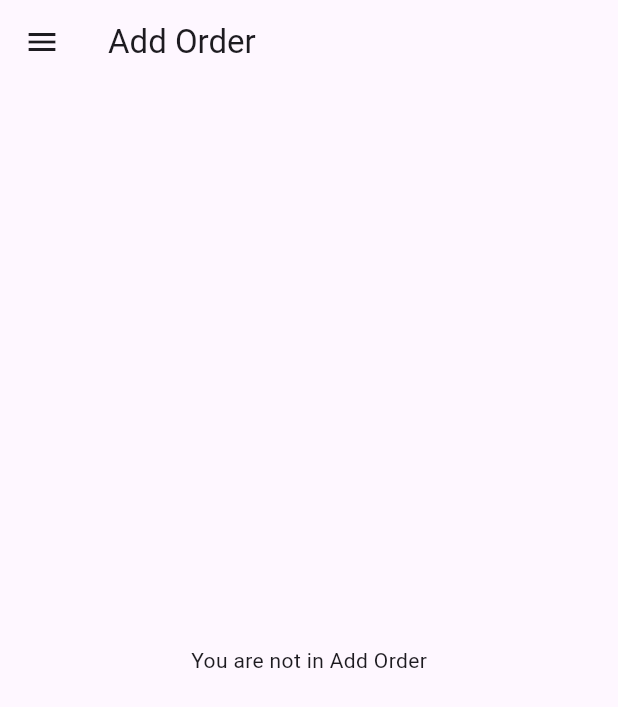
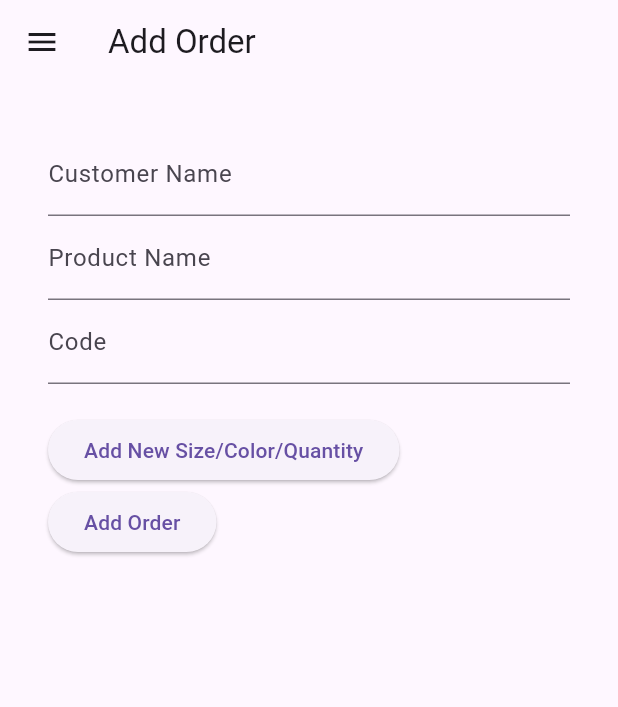
Before and after one commit to BibekNeupanee/Factory, a Flutter app: the DashboardPage screen opened directly, in the side drawer, after a tap on "Add Order", on a phone screen of 412 x 824 dp. Shown: the top 707 px of the screen. Run offline on Flutter 3.47's test engine with Material 3 defaults, Android fonts, the phone set to English and light mode, and no system bars; our stand-ins replace shared_preferences; accounts and stored records are empty.

Commit message:
added app logo and feature for add order

```diff
--- /dev/null
+++ b/lib/add_order.dart
@@ -0,0 +1,170 @@
+import 'package:flutter/material.dart';
+import 'package:flutter/services.dart'; // For input formatters
+
+class AddOrderPage extends StatefulWidget {
+  @override
+  _AddOrderPageState createState() => _AddOrderPageState();
+}
+
+class _AddOrderPageState extends State<AddOrderPage> {
+  List<String> _sizes = [
+    "S/M",
+    "M/L",
+    "L/XL",
+    "S",
+    "M",
+    "L",
+    "XL",
+    "2XL",
+    "3XL",
+    "4XL",
+    "5XL"
+  ];
+
+  TextEditingController _customerController = TextEditingController();
+  TextEditingController _productController = TextEditingController();
+  TextEditingController _codeController = TextEditingController();
+
+  List<Entry> _entries = [];
+  List<Order> _orders = [];
+
+  void _addNewEntry() {
+    setState(() {
+      _entries.add(Entry(
+        sizeController: TextEditingController(),
+        colorController: TextEditingController(),
+        quantityController: TextEditingController(),
+      ));
+    });
+  }
+
+  void _addOrder() {
+    print("Adding order with entries:");
+    _entries.forEach((entry) {
+      print(
+          "Size: ${entry.sizeController.text}, Color: ${entry.colorController.text}, Quantity: ${entry.quantityController.text}");
+    });
+
+    setState(() {
+      _orders.add(Order(
+          customer: _customerController.text,
+          product: _productController.text,
+          code: _codeController.text,
+          entries: List.from(_entries)));
+
+      // Clear fields after adding to list
+      _customerController.clear();
+      _productController.clear();
+      _codeController.clear();
+      _entries.clear(); // Only clear entries after adding to list
+    });
+  }
+
+  Widget _buildEntryField(Entry entry) {
+    return Row(
+      children: [
+        Expanded(
+          child: DropdownButtonFormField<String>(
+            decoration: InputDecoration(labelText: 'Size'),
+            items: _sizes.map((String value) {
+              return DropdownMenuItem<String>(
+                value: value,
+                child: Text(value),
+              );
+            }).toList(),
+            onChanged: (newValue) {
+              entry.sizeController.text = newValue ?? '';
+            },
+            value: entry.sizeController.text.isEmpty
+                ? null
+                : entry.sizeController.text,
+          ),
+        ),
+        Expanded(
+          child: TextField(
+            controller: entry.colorController,
+            decoration: InputDecoration(labelText: 'Color'),
+          ),
+        ),
+        Expanded(
+          child: TextField(
+            controller: entry.quantityController,
+            keyboardType: TextInputType.numberWithOptions(decimal: false),
+            inputFormatters: [FilteringTextInputFormatter.digitsOnly],
+            decoration: InputDecoration(labelText: 'Quantity'),
+          ),
+        ),
+        IconButton(
+          icon: Icon(Icons.delete),
+          onPressed: () {
+            setState(() => _entries.remove(entry));
+            entry.sizeController.dispose();
+            entry.colorController.dispose();
+            entry.quantityController.dispose();
+          },
+        )
+      ],
+    );
+  }
+
+  @override
+  Widget build(BuildContext context) {
+    return SingleChildScrollView(
+      padding: EdgeInsets.all(16.0),
+      child: Column(
+        crossAxisAlignment: CrossAxisAlignment.start,
+        children: [
+          TextField(
+            controller: _customerController,
+            decoration: InputDecoration(labelText: 'Customer Name'),
+          ),
+          TextField(
+            controller: _productController,
+            decoration: InputDecoration(labelText: 'Product Name'),
+          ),
+          TextField(
+            controller: _codeController,
+            decoration: InputDecoration(labelText: 'Code'),
+          ),
+          SizedBox(height: 20),
+          ..._entries.map((entry) => _buildEntryField(entry)).toList(),
+          ElevatedButton(
+            onPressed: _addNewEntry,
+            child: Text('Add New Size/Color/Quantity'),
+          ),
+          ElevatedButton(
+            onPressed: _addOrder,
+            child: Text('Add Order'),
+          ),
+          SizedBox(height: 20),
+          ..._orders.map((order) => Text(
+              "Customer: ${order.customer}\nProduct: ${order.product}\nCode: ${order.code}\nEntries: ${order.entries.map((e) => 'Size: ${e.sizeController.text}, Color: ${e.colorController.text}, Quantity: ${e.quantityController.text}').join(', ')}")),
+        ],
+      ),
+    );
+  }
+}
+
+class Entry {
+  TextEditingController sizeController;
+  TextEditingController colorController;
+  TextEditingController quantityController;
+
+  Entry(
+      {required this.sizeController,
+      required this.colorController,
+      required this.quantityController});
+}
+
+class Order {
+  String customer;
+  String product;
+  String code;
+  List<Entry> entries;
+
+  Order(
+      {required this.customer,
+      required this.product,
+      required this.code,
+      required this.entries});
+}
--- a/lib/dashboard.dart
+++ b/lib/dashboard.dart
@@ -1,6 +1,7 @@
 import 'package:flutter/material.dart';
 import 'detail.dart';
 import 'nav_bar.dart';
+import 'add_order.dart'; // Import the new add_order.dart file
 
 class DashboardPage extends StatefulWidget {
   final String title;
@@ -58,8 +59,9 @@ class _DashboardPageState extends State<DashboardPage> {
           Expanded(
             child: ListView(
               children: names
-                  .where((name) =>
-                      name.toLowerCase().startsWith(query.toLowerCase()))
+                  .where((name) => name
+                  .toLowerCase()
+                  .startsWith(query.toLowerCase()))
                   .map((name) => ListTile(
                 title: Text(name),
                 onTap: () {
@@ -77,9 +79,7 @@ class _DashboardPageState extends State<DashboardPage> {
         ],
       );
     } else if (widget.title == 'Add Order') {
-      return Center(
-        child: Text('You are not in ${widget.title}'),
-      );
+      return AddOrderPage(); // Return the AddOrderPage widget
     } else {
       return Center(
         child: Text('You are in ${widget.title}'),
```
Also changed, not shown: lib/ledger.dart (added, +20 -0 lines), pubspec.yaml (+9 -3 lines), assets/logo.jpg, pubspec.lock, 23 other files. Lines whose indentation alone changed are shown as unchanged.
